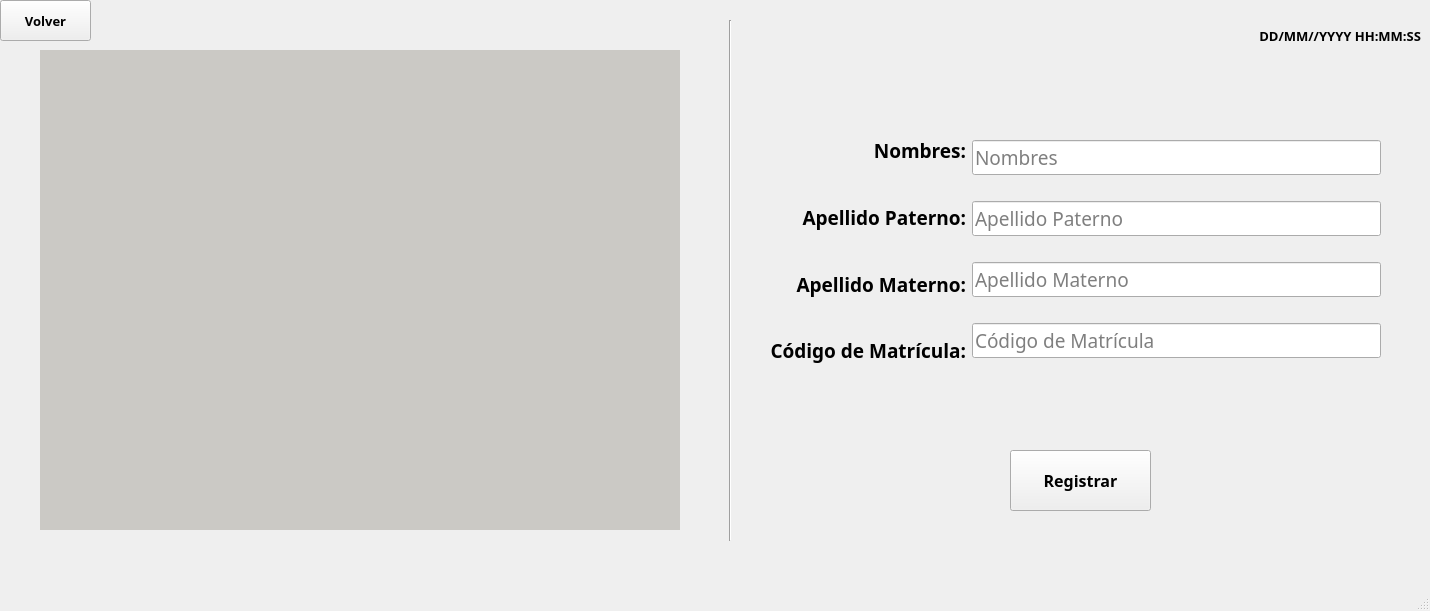
Qt form windows_skeletons/RegisterWindow.ui (JoaoHiga/FaceAttendance) before a commit.
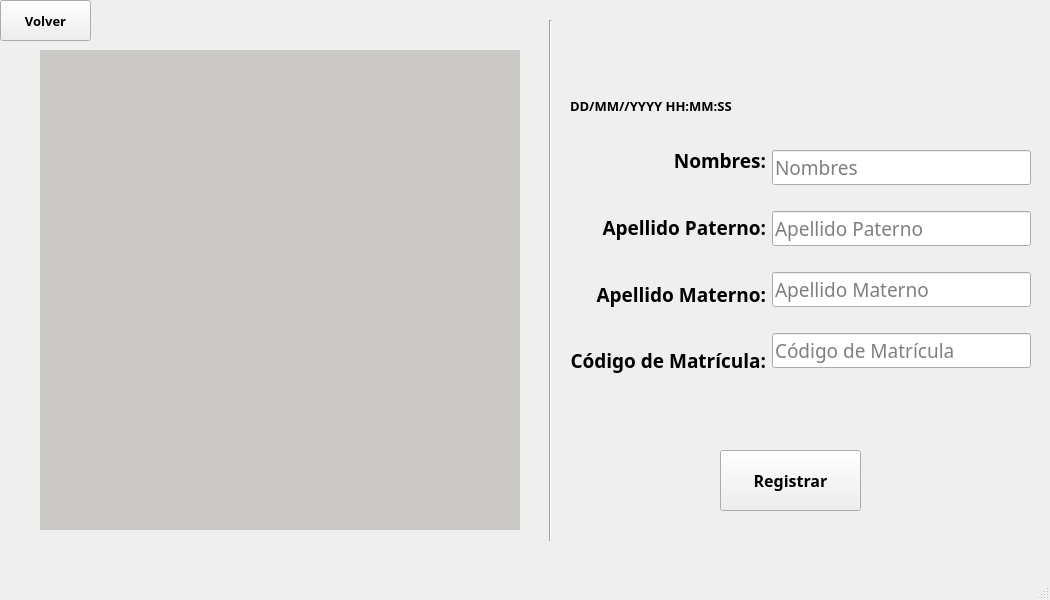
The same form after that commit. Icons and pictures are not drawn.

Patch:
```diff
--- a/windows_skeletons/RegisterWindow.ui
+++ b/windows_skeletons/RegisterWindow.ui
@@ -6,8 +6,8 @@
    <rect>
     <x>0</x>
     <y>0</y>
-    <width>1430</width>
-    <height>611</height>
+    <width>1050</width>
+    <height>600</height>
    </rect>
   </property>
   <property name="windowTitle">
@@ -19,7 +19,7 @@
      <rect>
       <x>40</x>
       <y>50</y>
-      <width>640</width>
+      <width>480</width>
       <height>480</height>
      </rect>
     </property>
@@ -39,7 +39,7 @@
    <widget class="Line" name="line">
     <property name="geometry">
      <rect>
-      <x>690</x>
+      <x>510</x>
       <y>20</y>
       <width>81</width>
       <height>521</height>
@@ -52,8 +52,8 @@
    <widget class="QLabel" name="timeNowLabel">
     <property name="geometry">
      <rect>
-      <x>1140</x>
-      <y>20</y>
+      <x>570</x>
+      <y>90</y>
       <width>281</width>
       <height>31</height>
      </rect>
@@ -73,13 +73,13 @@
      <string>DD/MM//YYYY HH:MM:SS</string>
     </property>
     <property name="alignment">
-     <set>Qt::AlignRight|Qt::AlignTrailing|Qt::AlignVCenter</set>
+     <set>Qt::AlignLeading|Qt::AlignLeft|Qt::AlignVCenter</set>
     </property>
    </widget>
    <widget class="QPushButton" name="registerButton">
     <property name="geometry">
      <rect>
-      <x>1010</x>
+      <x>720</x>
       <y>450</y>
       <width>141</width>
       <height>61</height>
@@ -124,9 +124,9 @@
    <widget class="QWidget" name="layoutWidget">
     <property name="geometry">
      <rect>
-      <x>770</x>
-      <y>120</y>
-      <width>611</width>
+      <x>570</x>
+      <y>130</y>
+      <width>461</width>
       <height>261</height>
      </rect>
     </property>
```
Left out of the diff: 24 changed lines with no effect on the pictures.
